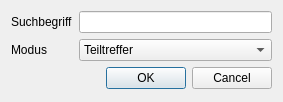
First picture: the form in search.ui, repository norBIT/alkisplugin, before the edit.
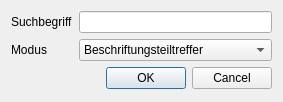
Second picture: the form after the edit.

Commit message: * Unterstützung für Schriftfarben und -sperrung (fixes #5, requires norBIT/alkis-import@1b4baaa0) * pre-1.8 datendefinierte Beschriftungskonfiguration entfernt

What changed in the file:
```diff
--- a/search.ui
+++ b/search.ui
@@ -31,7 +31,7 @@
     <widget class="QComboBox" name="cbxSuchmodus">
      <item>
       <property name="text">
-       <string>Teiltreffer</string>
+       <string>Beschriftungsteiltreffer</string>
       </property>
      </item>
      <item>
```
Left out of the diff: 2 changed lines with no effect on the pictures. The commit also changes 2 other files.
